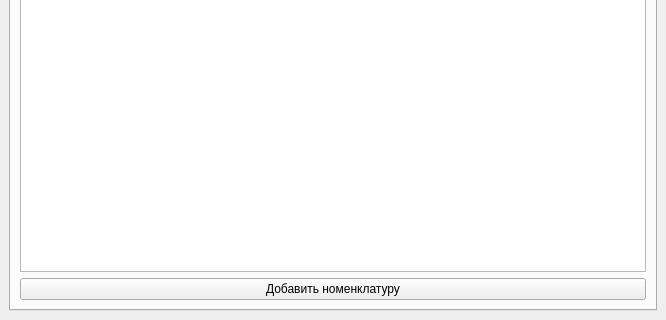
The window that design.ui (iparinile/workload_knitting_machines) describes before a commit, drawn with Qt 5; both pictures show x 0 to 666 and y 268 to 588 of the 666 by 588 pixel window.
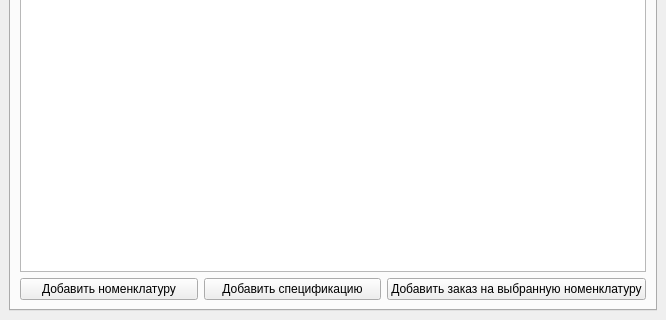
The same window after the commit.

```diff
--- a/design.ui
+++ b/design.ui
@@ -25,7 +25,14 @@
         <string>Номенклатура</string>
        </attribute>
        <layout class="QGridLayout" name="gridLayout_2">
-        <item row="1" column="0">
+        <item row="2" column="2">
+         <widget class="QPushButton" name="pushButton_add_order_to_select_nomenclature">
+          <property name="text">
+           <string>Добавить заказ на выбранную номенклатуру</string>
+          </property>
+         </widget>
+        </item>
+        <item row="1" column="0" colspan="3">
          <widget class="QTableWidget" name="tableWidget_nomenclature"/>
         </item>
         <item row="2" column="0">
@@ -35,6 +42,13 @@
           </property>
          </widget>
         </item>
+        <item row="2" column="1">
+         <widget class="QPushButton" name="pushButton_add_specification">
+          <property name="text">
+           <string>Добавить спецификацию</string>
+          </property>
+         </widget>
+        </item>
        </layout>
       </widget>
       <widget class="QWidget" name="tab_orders">
```
